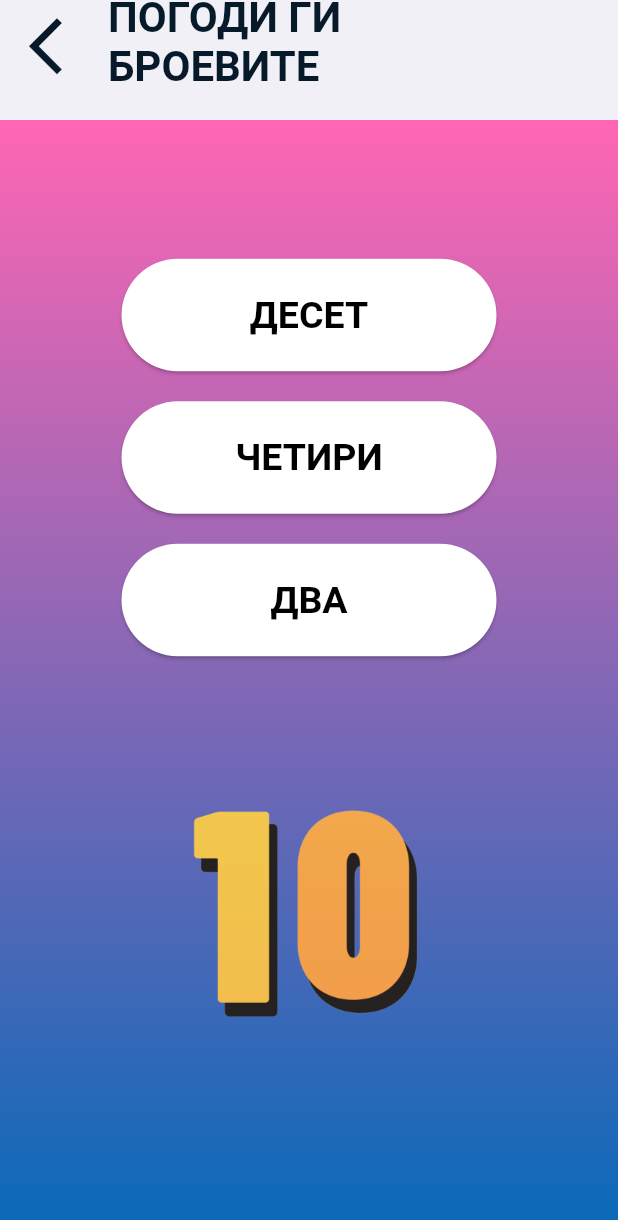
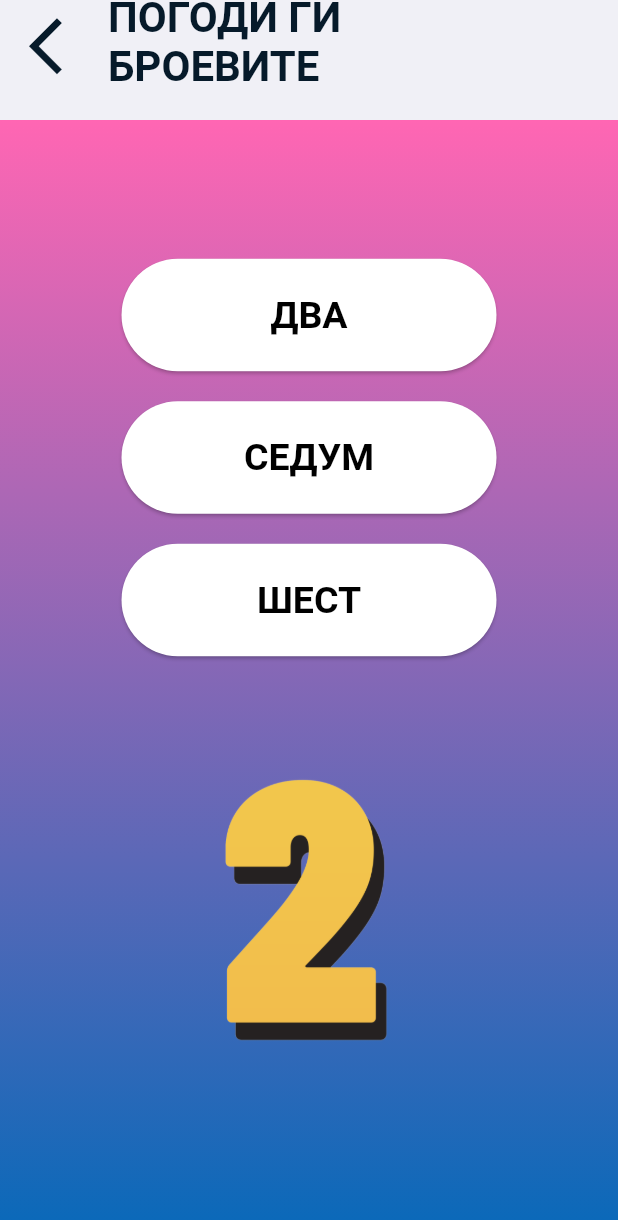
Before and after one commit to Solunska/my_assistant_new, a Flutter app: the Questions screen opened directly, after a tap on "ШЕСТ", on a phone screen of 412 x 824 dp. Shown: the top 1220 px of the screen. Run offline on Flutter 3.47's test engine with Material 3 defaults, Android fonts, the phone set to English and light mode, and no system bars; our stand-ins replace audioplayers, confetti, firebase_auth, firebase_core, fluttertoast; accounts and stored records are empty.

Commit message:
Updated questions functionality
Amount of questions equals amount of items in list, displaying congratulations message when finished,randomized answers order

```diff
--- a/lib/screens/questions.dart
+++ b/lib/screens/questions.dart
@@ -23,6 +23,7 @@ class QuestionsState extends State<Questions> {
   List<String> disabledAnswers = [];
   dynamic currentItem;
   String message = '';
+  int currentQuestionIndex = 0;
   late ConfettiController _confettiController;
 
   @override
@@ -42,6 +43,7 @@ class QuestionsState extends State<Questions> {
       items = List<dynamic>.from(foods);
     }
 
+    items.shuffle(); // Randomize the order of items
     setupQuestion();
   }
 
@@ -52,12 +54,26 @@ class QuestionsState extends State<Questions> {
   }
 
   void setupQuestion() {
-    items.shuffle();
-    answers =
-        items.take(3).map<String>((item) => item.title as String).toList();
+    if (currentQuestionIndex < items.length) {
+      currentItem = items[currentQuestionIndex];
+
+      // Ensure the correct answer is always included, then fill the rest randomly
+      List<String> otherOptions = items
+          .where((item) => item.title != currentItem.title)
+          .map<String>((item) => item.title as String)
+          .toList();
+      otherOptions.shuffle();
+
+      answers = [currentItem.title, ...otherOptions.take(2)];
       answers.shuffle();
+
       disabledAnswers.clear();
-    currentItem = items.first;
+    } else {
+      // Show completion message on the same screen
+      setState(() {
+        message = 'Честитки другарче! Ги одговори сите прашања!';
+      });
+    }
   }
 
   void checkAnswer(String answer) {
@@ -69,15 +85,10 @@ void checkAnswer(String answer) {
         Provider.of<ScoreProvider>(context, listen: false)
             .updateScore(widget.category, 5, true); // Adjust score value as needed
 
+        currentQuestionIndex++;
+
         // Prepare the next question first
         setupQuestion();
-
-      // Delay only the confetti and message reset
-      Future.delayed(const Duration(seconds: 1), () {
-        setState(() {
-          message = ''; // Clear the message after confetti animation
-        });
-      });
       } else {
         message = 'ГРЕШНО, ОБИДИ СЕ ПОВТОРНО!';
 
@@ -90,6 +101,9 @@ void checkAnswer(String answer) {
     });
   }
 
+  void navigateToCategoriesScreen() {
+    Navigator.of(context).pop(); // Navigate back to the categories screen
+  }
 
   @override
   Widget build(BuildContext context) {
@@ -132,6 +146,7 @@ void checkAnswer(String answer) {
                 child: Column(
                   mainAxisAlignment: MainAxisAlignment.center,
                   children: [
+                    if (currentQuestionIndex < items.length) ...[
                       for (var answer in answers)
                         Padding(
                           padding: const EdgeInsets.symmetric(vertical: 10.0),
@@ -174,11 +189,38 @@ void checkAnswer(String answer) {
                       ),
                       Text(
                         message,
-                      style: TextStyle(
+                        style: const TextStyle(
                           fontSize: 24,
                           fontWeight: FontWeight.bold
                         ),
                       ),
+                    ] else ...[
+                      Text(
+                        message,
+                        style: const TextStyle(
+                          fontSize: 28,
+                          fontWeight: FontWeight.bold,
+                          color: Colors.green, // Green color for the congratulatory message
+                        ),
+                        textAlign: TextAlign.center,
+                      ),
+                      const SizedBox(height: 30),
+                      ElevatedButton(
+                        onPressed: navigateToCategoriesScreen,
+                        style: ElevatedButton.styleFrom(
+                          backgroundColor: Colors.white, // More noticeable button color
+                          padding: const EdgeInsets.symmetric(
+                            horizontal: 40,
+                            vertical: 20,
+                          ),
+                          textStyle: const TextStyle(
+                            fontSize: 22,
+                            fontWeight: FontWeight.bold,
+                          ),
+                        ),
+                        child: const Text('Да играме нешто друго!'),
+                      ),
+                    ],
                   ],
                 ),
               ),
```
Lines whose indentation alone changed are shown as unchanged.
